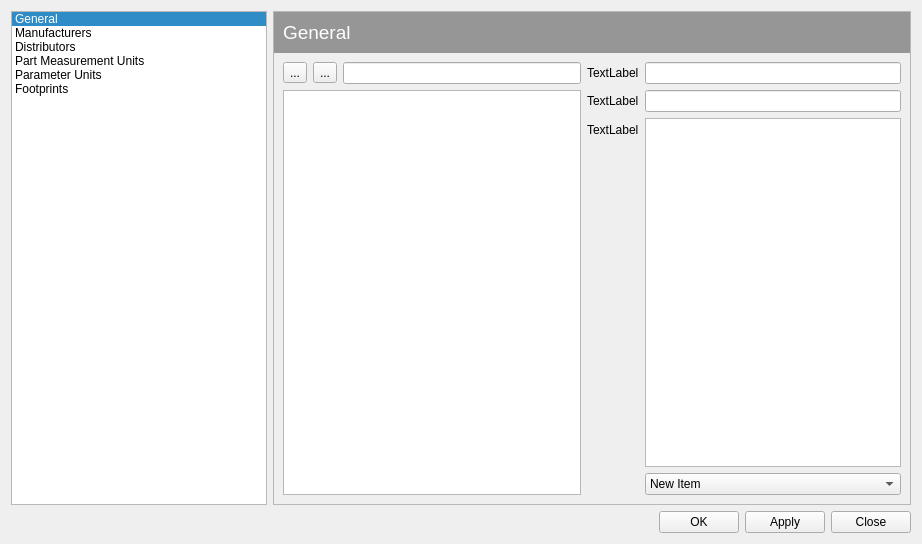
Before: the Qt Designer form src/testform2.ui in jassuncao/myparts, drawn with Qt 5.
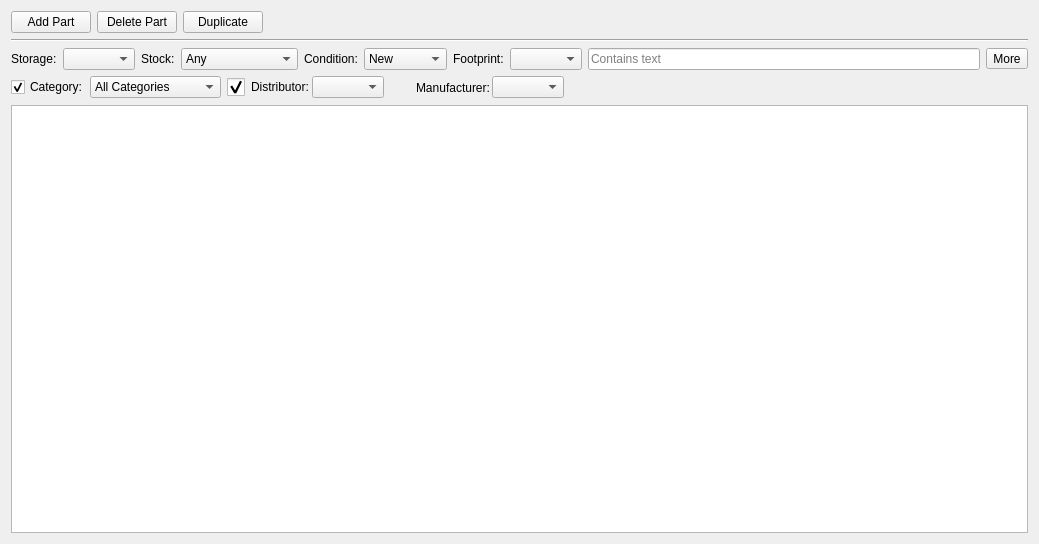
After: the same form once the commit is applied. Icons and pictures are not drawn.

Commit message: * PartManagerView has a navigator (categories and storage.

```diff
--- a/src/testform2.ui
+++ b/src/testform2.ui
@@ -6,308 +6,299 @@
    <rect>
     <x>0</x>
     <y>0</y>
-    <width>922</width>
+    <width>1039</width>
     <height>544</height>
    </rect>
   </property>
   <property name="windowTitle">
    <string>Form</string>
   </property>
-  <layout class="QVBoxLayout" name="verticalLayout_2">
+  <layout class="QVBoxLayout" name="verticalLayout">
    <item>
-    <layout class="QHBoxLayout" name="horizontalLayout_5">
-     <item>
-      <widget class="QListWidget" name="listWidget">
-       <property name="sizePolicy">
-        <sizepolicy hsizetype="Minimum" vsizetype="Expanding">
-         <horstretch>0</horstretch>
-         <verstretch>0</verstretch>
-        </sizepolicy>
-       </property>
-       <property name="minimumSize">
-        <size>
-         <width>200</width>
-         <height>0</height>
-        </size>
-       </property>
-       <property name="editTriggers">
-        <set>QAbstractItemView::NoEditTriggers</set>
-       </property>
-       <property name="selectionBehavior">
-        <enum>QAbstractItemView::SelectRows</enum>
-       </property>
-       <property name="iconSize">
-        <size>
-         <width>32</width>
-         <height>32</height>
-        </size>
-       </property>
-       <property name="viewMode">
-        <enum>QListView::ListMode</enum>
-       </property>
-       <property name="uniformItemSizes">
-        <bool>true</bool>
-       </property>
-       <property name="currentRow">
-        <number>0</number>
-       </property>
-       <item>
-        <property name="text">
-         <string>General</string>
-        </property>
-        <property name="icon">
-         <iconset>
-          <normalon>../../../../../../hd/Work/IconCollections/fatcow-hosting-icons-2000/32x32/cog.png</normalon>
-         </iconset>
-        </property>
-       </item>
-       <item>
-        <property name="text">
-         <string>Manufacturers</string>
-        </property>
-        <property name="icon">
-         <iconset>
-          <normalon>../../../../../../hd/Work/IconCollections/fatcow-hosting-icons-2000/32x32/building.png</normalon>
-         </iconset>
-        </property>
-       </item>
-       <item>
-        <property name="text">
-         <string>Distributors</string>
-        </property>
-        <property name="icon">
-         <iconset>
-          <normalon>../../../../../../hd/Work/IconCollections/fatcow-hosting-icons-2000/32x32/lorry.png</normalon>
-         </iconset>
-        </property>
-       </item>
-       <item>
-        <property name="text">
-         <string>Part Measurement Units</string>
-        </property>
-        <property name="icon">
-         <iconset>
-          <normalon>../../../../../../hd/Work/IconCollections/fatcow-hosting-icons-2000/32x32/measure.png</normalon>
-         </iconset>
-        </property>
-       </item>
-       <item>
-        <property name="text">
-         <string>Parameter Units</string>
-        </property>
-        <property name="icon">
-         <iconset>
-          <normalon>../../../../../../hd/Work/IconCollections/fatcow-hosting-icons-2000/32x32/temperature_3.png</normalon>
-         </iconset>
-        </property>
-       </item>
-       <item>
-        <property name="text">
-         <string>Footprints</string>
-        </property>
-        <property name="icon">
-         <iconset>
-          <normalon>../../../../../../hd/Work/IconCollections/fatcow-hosting-icons-2000/32x32/processor.png</normalon>
-         </iconset>
-        </property>
-       </item>
-      </widget>
-     </item>
-     <item>
-      <widget class="QFrame" name="frame_2">
-       <property name="frameShape">
-        <enum>QFrame::StyledPanel</enum>
-       </property>
-       <property name="frameShadow">
-        <enum>QFrame::Raised</enum>
-       </property>
-       <layout class="QVBoxLayout" name="verticalLayout">
-        <property name="spacing">
-         <number>0</number>
-        </property>
-        <property name="leftMargin">
-         <number>0</number>
-        </property>
-        <property name="topMargin">
-         <number>0</number>
-        </property>
-        <property name="rightMargin">
-         <number>0</number>
-        </property>
-        <property name="bottomMargin">
-         <number>0</number>
-        </property>
-        <item>
-         <widget class="QWidget" name="widget" native="true">
-          <property name="styleSheet">
-           <string notr="true">background-color: rgb(150, 150, 150);</string>
-          </property>
-          <layout class="QHBoxLayout" name="horizontalLayout">
-           <property name="spacing">
-            <number>0</number>
-           </property>
-           <item>
-            <widget class="QLabel" name="label">
-             <property name="sizePolicy">
-              <sizepolicy hsizetype="Expanding" vsizetype="Minimum">
-               <horstretch>0</horstretch>
-               <verstretch>0</verstretch>
-              </sizepolicy>
-             </property>
-             <property name="styleSheet">
-              <string notr="true">font: 14pt;
-color: rgb(255, 255, 255);</string>
-             </property>
-             <property name="text">
-              <string>General</string>
-             </property>
-             <property name="margin">
-              <number>0</number>
-             </property>
-             <property name="indent">
-              <number>0</number>
-             </property>
-            </widget>
-           </item>
-          </layout>
-         </widget>
-        </item>
-        <item>
-         <widget class="QWidget" name="widget_2" native="true">
-          <property name="sizePolicy">
-           <sizepolicy hsizetype="Expanding" vsizetype="Expanding">
-            <horstretch>0</horstretch>
-            <verstretch>0</verstretch>
-           </sizepolicy>
-          </property>
-          <layout class="QHBoxLayout" name="horizontalLayout_3">
-           <item>
-            <layout class="QVBoxLayout" name="verticalLayout_4">
-             <item>
-              <layout class="QHBoxLayout" name="horizontalLayout_4">
-               <item>
-                <widget class="QToolButton" name="toolButton">
-                 <property name="text">
-                  <string>...</string>
-                 </property>
-                </widget>
-               </item>
-               <item>
-                <widget class="QToolButton" name="toolButton_2">
-                 <property name="text">
-                  <string>...</string>
-                 </property>
-                </widget>
-               </item>
-               <item>
-                <widget class="QLineEdit" name="lineEdit"/>
-               </item>
-              </layout>
-             </item>
-             <item>
-              <widget class="QListWidget" name="listWidget_2"/>
-             </item>
-            </layout>
-           </item>
-           <item>
-            <layout class="QFormLayout" name="formLayout">
-             <item row="0" column="0">
-              <widget class="QLabel" name="label_2">
-               <property name="text">
-                <string>TextLabel</string>
-               </property>
-              </widget>
-             </item>
-             <item row="0" column="1">
-              <widget class="QLineEdit" name="lineEdit_2"/>
-             </item>
-             <item row="1" column="0">
-              <widget class="QLabel" name="label_3">
-               <property name="text">
-                <string>TextLabel</string>
-               </property>
-              </widget>
-             </item>
-             <item row="1" column="1">
-              <widget class="QLineEdit" name="lineEdit_3"/>
-             </item>
-             <item row="2" column="0">
-              <widget class="QLabel" name="label_4">
-               <property name="text">
-                <string>TextLabel</string>
-               </property>
-              </widget>
-             </item>
-             <item row="2" column="1">
-              <widget class="QPlainTextEdit" name="plainTextEdit"/>
-             </item>
-             <item row="3" column="1">
-              <widget class="QComboBox" name="comboBox">
-               <item>
-                <property name="text">
-                 <string>New Item</string>
-                </property>
-               </item>
-               <item>
-                <property name="text">
-                 <string>New Item</string>
-                </property>
-               </item>
-               <item>
-                <property name="text">
-                 <string>New Item</string>
-                </property>
-               </item>
-              </widget>
-             </item>
-            </layout>
-           </item>
-          </layout>
-         </widget>
-        </item>
-       </layout>
-      </widget>
-     </item>
-    </layout>
-   </item>
-   <item>
-    <layout class="QHBoxLayout" name="horizontalLayout_2">
-     <item>
-      <spacer name="horizontalSpacer">
-       <property name="orientation">
-        <enum>Qt::Horizontal</enum>
-       </property>
-       <property name="sizeHint" stdset="0">
-        <size>
-         <width>40</width>
-         <height>20</height>
-        </size>
-       </property>
-      </spacer>
-     </item>
-     <item>
-      <widget class="QPushButton" name="pushButton_3">
-       <property name="text">
-        <string>OK</string>
-       </property>
-      </widget>
-     </item>
-     <item>
-      <widget class="QPushButton" name="pushButton_2">
-       <property name="text">
-        <string>Apply</string>
-       </property>
-      </widget>
-     </item>
+    <layout class="QHBoxLayout" name="horizontalLayout_6">
      <item>
       <widget class="QPushButton" name="pushButton">
        <property name="text">
-        <string>Close</string>
+        <string>Add Part</string>
        </property>
       </widget>
      </item>
+     <item>
+      <widget class="QPushButton" name="pushButton_2">
+       <property name="text">
+        <string>Delete Part</string>
+       </property>
+      </widget>
+     </item>
+     <item>
+      <widget class="QPushButton" name="pushButton_3">
+       <property name="text">
+        <string>Duplicate</string>
+       </property>
+      </widget>
+     </item>
+     <item>
+      <spacer name="horizontalSpacer">
+       <property name="orientation">
+        <enum>Qt::Horizontal</enum>
+       </property>
+       <property name="sizeHint" stdset="0">
+        <size>
+         <width>40</width>
+         <height>20</height>
+        </size>
+       </property>
+      </spacer>
+     </item>
     </layout>
    </item>
+   <item>
+    <widget class="Line" name="line">
+     <property name="orientation">
+      <enum>Qt::Horizontal</enum>
+     </property>
+    </widget>
+   </item>
+   <item>
+    <layout class="QHBoxLayout" name="horizontalLayout">
+     <item>
+      <widget class="QLabel" name="filterlabel1">
+       <property name="text">
+        <string>Storage:</string>
+       </property>
+      </widget>
+     </item>
+     <item>
+      <widget class="QComboBox" name="filter1"/>
+     </item>
+     <item>
+      <widget class="QLabel" name="filterlabel3">
+       <property name="text">
+        <string>Stock:</string>
+       </property>
+      </widget>
+     </item>
+     <item>
+      <widget class="QComboBox" name="filter3">
+       <item>
+        <property name="text">
+         <string>Any</string>
+        </property>
+       </item>
+       <item>
+        <property name="text">
+         <string>Out of stock</string>
+        </property>
+       </item>
+       <item>
+        <property name="text">
+         <string>In Stock</string>
+        </property>
+       </item>
+       <item>
+        <property name="text">
+         <string>Below Minimum</string>
+        </property>
+       </item>
+      </widget>
+     </item>
+     <item>
+      <widget class="QLabel" name="label_3">
+       <property name="text">
+        <string>Condition:</string>
+       </property>
+      </widget>
+     </item>
+     <item>
+      <widget class="QComboBox" name="filter6">
+       <item>
+        <property name="text">
+         <string>New</string>
+        </property>
+       </item>
+       <item>
+        <property name="text">
+         <string>Used</string>
+        </property>
+       </item>
+       <item>
+        <property name="text">
+         <string>Damaged</string>
+        </property>
+       </item>
+      </widget>
+     </item>
+     <item>
+      <widget class="QLabel" name="label_2">
+       <property name="text">
+        <string>Footprint:</string>
+       </property>
+      </widget>
+     </item>
+     <item>
+      <widget class="QComboBox" name="comboBox"/>
+     </item>
+     <item>
+      <widget class="QLineEdit" name="lineEdit">
+       <property name="placeholderText">
+        <string>Contains text</string>
+       </property>
+      </widget>
+     </item>
+     <item>
+      <widget class="QToolButton" name="toolButton">
+       <property name="styleSheet">
+        <string notr="true">QToolButton:hover {
+	background-color: rgb( 0, 255, 127,0);
+	background-image: url(:/icons/delete);
+	background-repeat: no-repeat;
+	background-position: center center;
+}</string>
+       </property>
+       <property name="text">
+        <string>More</string>
+       </property>
+       <property name="popupMode">
+        <enum>QToolButton::InstantPopup</enum>
+       </property>
+      </widget>
+     </item>
+    </layout>
+   </item>
+   <item>
+    <layout class="QHBoxLayout" name="horizontalLayout_5">
+     <item>
+      <layout class="QHBoxLayout" name="horizontalLayout_2">
+       <property name="spacing">
+        <number>2</number>
+       </property>
+       <item>
+        <widget class="QCheckBox" name="checkBox">
+         <property name="text">
+          <string>Category:</string>
+         </property>
+         <property name="checked">
+          <bool>true</bool>
+         </property>
+        </widget>
+       </item>
+       <item>
+        <widget class="QComboBox" name="filter2">
+         <property name="editable">
+          <bool>false</bool>
+         </property>
+         <item>
+          <property name="text">
+           <string>All Categories</string>
+          </property>
+         </item>
+         <item>
+          <property name="text">
+           <string>All Subcategories</string>
+          </property>
+         </item>
+         <item>
+          <property name="text">
+           <string>Selected Category</string>
+          </property>
+         </item>
+        </widget>
+       </item>
+      </layout>
+     </item>
+     <item>
+      <layout class="QHBoxLayout" name="horizontalLayout_3">
+       <property name="spacing">
+        <number>2</number>
+       </property>
+       <item>
+        <widget class="QCheckBox" name="checkBox_2">
+         <property name="styleSheet">
+          <string notr="true">QCheckBox::indicator {
+     width: 18px;
+     height: 18px;
+}
+
+QCheckBox::indicator:checked
+{
+    image: url(:/icons/close);
+}
+
+QCheckBox::indicator:checked:hover
+  {
+    image:url(:/icons/close_hover);
+  }
+
+QCheckBox::indicator:checked:pressed
+  {
+    image:url(:/icons/close_pressed);
+  }
+
+</string>
+         </property>
+         <property name="text">
+          <string>Distributor:</string>
+         </property>
+         <property name="checked">
+          <bool>true</bool>
+         </property>
+        </widget>
+       </item>
+       <item>
+        <widget class="QComboBox" name="filter4"/>
+       </item>
+      </layout>
+     </item>
+     <item>
+      <layout class="QHBoxLayout" name="horizontalLayout_4">
+       <property name="spacing">
+        <number>2</number>
+       </property>
+       <item>
+        <widget class="QToolButton" name="toolButton_2">
+         <property name="text">
+          <string/>
+         </property>
+         <property name="icon">
+          <iconset>
+           <normalon>:/icons/close</normalon>
+          </iconset>
+         </property>
+         <property name="autoRaise">
+          <bool>true</bool>
+         </property>
+        </widget>
+       </item>
+       <item>
+        <widget class="QLabel" name="label">
+         <property name="text">
+          <string>Manufacturer:</string>
+         </property>
+        </widget>
+       </item>
+       <item>
+        <widget class="QComboBox" name="filter5"/>
+       </item>
+      </layout>
+     </item>
+     <item>
+      <spacer name="horizontalSpacer_2">
+       <property name="orientation">
+        <enum>Qt::Horizontal</enum>
+       </property>
+       <property name="sizeHint" stdset="0">
+        <size>
+         <width>40</width>
+         <height>20</height>
+        </size>
+       </property>
+      </spacer>
+     </item>
+    </layout>
+   </item>
+   <item>
+    <widget class="QTableView" name="tableView"/>
+   </item>
   </layout>
   <action name="actionAction1">
    <property name="text">
```
The commit also changes 42 other files.
